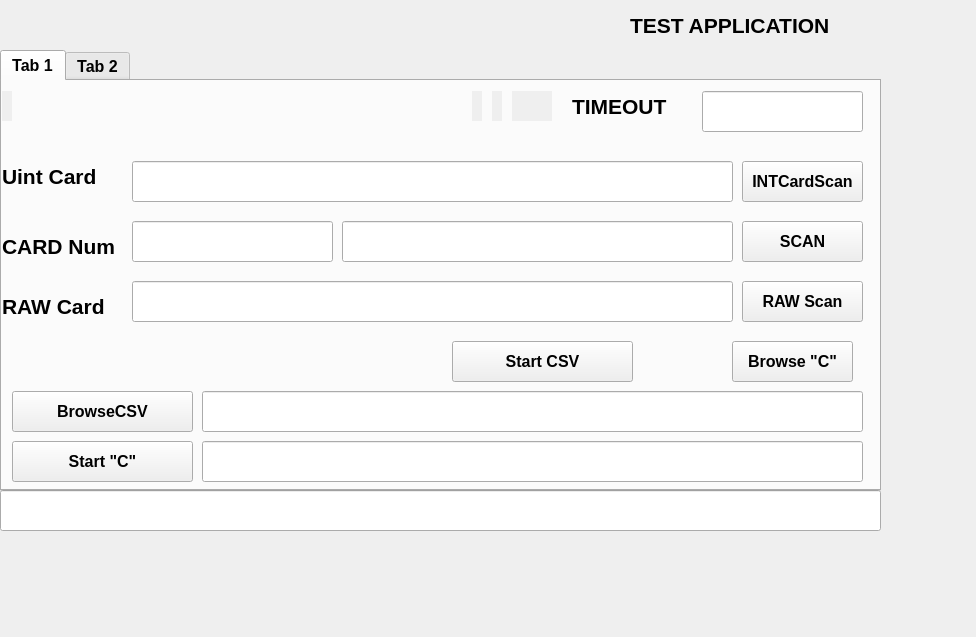
Old version of the form QT/wswitch/nwgnd.ui in the repository natashaiwscope/emulator_v0.
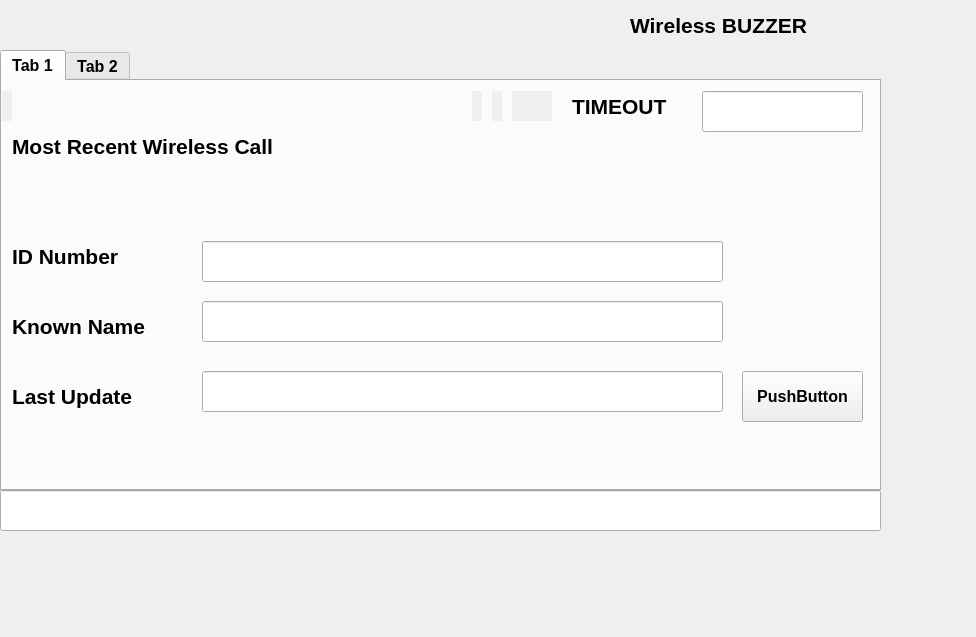
New version of the form.

Commit message: Thu Mar 15 18:02:24 EDT 2018

The edit to the form file:
```diff
--- a/QT/wswitch/nwgnd.ui
+++ b/QT/wswitch/nwgnd.ui
@@ -30,7 +30,7 @@
     </font>
    </property>
    <property name="text">
-    <string>&lt;html&gt;&lt;head/&gt;&lt;body&gt;&lt;p&gt;TEST APPLICATION&lt;/p&gt;&lt;/body&gt;&lt;/html&gt;</string>
+    <string>&lt;html&gt;&lt;head/&gt;&lt;body&gt;&lt;p&gt;Wireless BUZZER&lt;/p&gt;&lt;/body&gt;&lt;/html&gt;</string>
    </property>
   </widget>
   <widget class="QLineEdit" name="statusLineEdit">
@@ -71,146 +71,6 @@
     <attribute name="title">
      <string>Tab 1</string>
     </attribute>
-    <widget class="QLineEdit" name="facCodeLineEdit">
-     <property name="geometry">
-      <rect>
-       <x>130</x>
-       <y>140</y>
-       <width>201</width>
-       <height>41</height>
-      </rect>
-     </property>
-     <property name="font">
-      <font>
-       <pointsize>20</pointsize>
-      </font>
-     </property>
-    </widget>
-    <widget class="QLineEdit" name="csvFilePathLineEdit">
-     <property name="geometry">
-      <rect>
-       <x>200</x>
-       <y>310</y>
-       <width>661</width>
-       <height>41</height>
-      </rect>
-     </property>
-     <property name="font">
-      <font>
-       <pointsize>20</pointsize>
-      </font>
-     </property>
-    </widget>
-    <widget class="QLineEdit" name="cardNumLineEdit">
-     <property name="geometry">
-      <rect>
-       <x>340</x>
-       <y>140</y>
-       <width>391</width>
-       <height>41</height>
-      </rect>
-     </property>
-     <property name="font">
-      <font>
-       <pointsize>20</pointsize>
-      </font>
-     </property>
-    </widget>
-    <widget class="QPushButton" name="startCScript">
-     <property name="geometry">
-      <rect>
-       <x>10</x>
-       <y>360</y>
-       <width>181</width>
-       <height>41</height>
-      </rect>
-     </property>
-     <property name="font">
-      <font>
-       <pointsize>12</pointsize>
-       <weight>75</weight>
-       <bold>true</bold>
-      </font>
-     </property>
-     <property name="text">
-      <string>Start &quot;C&quot;</string>
-     </property>
-    </widget>
-    <widget class="QPushButton" name="startCSV">
-     <property name="geometry">
-      <rect>
-       <x>450</x>
-       <y>260</y>
-       <width>181</width>
-       <height>41</height>
-      </rect>
-     </property>
-     <property name="font">
-      <font>
-       <pointsize>12</pointsize>
-       <weight>75</weight>
-       <bold>true</bold>
-      </font>
-     </property>
-     <property name="text">
-      <string>Start CSV</string>
-     </property>
-    </widget>
-    <widget class="QLabel" name="label_4">
-     <property name="geometry">
-      <rect>
-       <x>0</x>
-       <y>150</y>
-       <width>131</width>
-       <height>31</height>
-      </rect>
-     </property>
-     <property name="font">
-      <font>
-       <pointsize>16</pointsize>
-       <weight>75</weight>
-       <bold>true</bold>
-      </font>
-     </property>
-     <property name="text">
-      <string>&lt;html&gt;&lt;head/&gt;&lt;body&gt;&lt;p&gt;CARD Num&lt;/p&gt;&lt;/body&gt;&lt;/html&gt;</string>
-     </property>
-    </widget>
-    <widget class="QPushButton" name="wiegScan">
-     <property name="geometry">
-      <rect>
-       <x>740</x>
-       <y>140</y>
-       <width>121</width>
-       <height>41</height>
-      </rect>
-     </property>
-     <property name="font">
-      <font>
-       <pointsize>12</pointsize>
-       <weight>75</weight>
-       <bold>true</bold>
-      </font>
-     </property>
-     <property name="text">
-      <string>SCAN</string>
-     </property>
-    </widget>
-    <widget class="QLineEdit" name="cFilePathLineEdit">
-     <property name="geometry">
-      <rect>
-       <x>200</x>
-       <y>360</y>
-       <width>661</width>
-       <height>41</height>
-      </rect>
-     </property>
-     <property name="font">
-      <font>
-       <pointsize>20</pointsize>
-      </font>
-     </property>
-    </widget>
     <widget class="QLabel" name="connLED">
      <property name="geometry">
       <rect>
@@ -267,107 +127,12 @@
       <string/>
      </property>
     </widget>
-    <widget class="QPushButton" name="browseCSVFile">
+    <widget class="QLineEdit" name="raw_wirelessID">
      <property name="geometry">
       <rect>
-       <x>10</x>
-       <y>310</y>
-       <width>181</width>
-       <height>41</height>
-      </rect>
-     </property>
-     <property name="font">
-      <font>
-       <pointsize>12</pointsize>
-       <weight>75</weight>
-       <bold>true</bold>
-      </font>
-     </property>
-     <property name="text">
-      <string>BrowseCSV</string>
-     </property>
-    </widget>
-    <widget class="QPushButton" name="browseCFile">
-     <property name="geometry">
-      <rect>
-       <x>730</x>
-       <y>260</y>
-       <width>121</width>
-       <height>41</height>
-      </rect>
-     </property>
-     <property name="font">
-      <font>
-       <pointsize>12</pointsize>
-       <weight>75</weight>
-       <bold>true</bold>
-      </font>
-     </property>
-     <property name="text">
-      <string>Browse &quot;C&quot;</string>
-     </property>
-    </widget>
-    <widget class="QLabel" name="label_5">
-     <property name="geometry">
-      <rect>
-       <x>0</x>
-       <y>80</y>
-       <width>121</width>
-       <height>31</height>
-      </rect>
-     </property>
-     <property name="font">
-      <font>
-       <pointsize>16</pointsize>
-       <weight>75</weight>
-       <bold>true</bold>
-      </font>
-     </property>
-     <property name="text">
-      <string>&lt;html&gt;&lt;head/&gt;&lt;body&gt;&lt;p&gt;Uint Card&lt;/p&gt;&lt;/body&gt;&lt;/html&gt;</string>
-     </property>
-    </widget>
-    <widget class="QLineEdit" name="int_cardNumLineEdit">
-     <property name="geometry">
-      <rect>
-       <x>130</x>
-       <y>80</y>
-       <width>601</width>
-       <height>41</height>
-      </rect>
-     </property>
-     <property name="font">
-      <font>
-       <pointsize>20</pointsize>
-      </font>
-     </property>
-    </widget>
-    <widget class="QPushButton" name="wiegScanRAW">
-     <property name="geometry">
-      <rect>
-       <x>740</x>
-       <y>200</y>
-       <width>121</width>
-       <height>41</height>
-      </rect>
-     </property>
-     <property name="font">
-      <font>
-       <pointsize>12</pointsize>
-       <weight>75</weight>
-       <bold>true</bold>
-      </font>
-     </property>
-     <property name="text">
-      <string>RAW Scan</string>
-     </property>
-    </widget>
-    <widget class="QLineEdit" name="raw_cardNumLineEdit">
-     <property name="geometry">
-      <rect>
-       <x>130</x>
-       <y>200</y>
-       <width>601</width>
+       <x>200</x>
+       <y>160</y>
+       <width>521</width>
        <height>41</height>
       </rect>
      </property>
@@ -380,9 +145,9 @@
     <widget class="QLabel" name="label_6">
      <property name="geometry">
       <rect>
-       <x>0</x>
-       <y>210</y>
-       <width>121</width>
+       <x>10</x>
+       <y>50</y>
+       <width>341</width>
        <height>31</height>
       </rect>
      </property>
@@ -394,27 +159,7 @@
       </font>
      </property>
      <property name="text">
-      <string>&lt;html&gt;&lt;head/&gt;&lt;body&gt;&lt;p&gt;RAW Card&lt;/p&gt;&lt;/body&gt;&lt;/html&gt;</string>
-     </property>
-    </widget>
-    <widget class="QPushButton" name="wiegScanBIN">
-     <property name="geometry">
-      <rect>
-       <x>740</x>
-       <y>80</y>
-       <width>121</width>
-       <height>41</height>
-      </rect>
-     </property>
-     <property name="font">
-      <font>
-       <pointsize>12</pointsize>
-       <weight>75</weight>
-       <bold>true</bold>
-      </font>
-     </property>
-     <property name="text">
-      <string>INTCardScan</string>
+      <string>&lt;html&gt;&lt;head/&gt;&lt;body&gt;&lt;p&gt;Most Recent Wireless Call&lt;/p&gt;&lt;/body&gt;&lt;/html&gt;</string>
      </property>
     </widget>
     <widget class="QLabel" name="label_7">
@@ -620,6 +365,109 @@
       <string/>
      </property>
     </widget>
+    <widget class="QLabel" name="label_8">
+     <property name="geometry">
+      <rect>
+       <x>10</x>
+       <y>160</y>
+       <width>171</width>
+       <height>31</height>
+      </rect>
+     </property>
+     <property name="font">
+      <font>
+       <pointsize>16</pointsize>
+       <weight>75</weight>
+       <bold>true</bold>
+      </font>
+     </property>
+     <property name="text">
+      <string>&lt;html&gt;&lt;head/&gt;&lt;body&gt;&lt;p&gt;ID Number&lt;/p&gt;&lt;/body&gt;&lt;/html&gt;</string>
+     </property>
+    </widget>
+    <widget class="QLabel" name="label_9">
+     <property name="geometry">
+      <rect>
+       <x>10</x>
+       <y>230</y>
+       <width>171</width>
+       <height>31</height>
+      </rect>
+     </property>
+     <property name="font">
+      <font>
+       <pointsize>16</pointsize>
+       <weight>75</weight>
+       <bold>true</bold>
+      </font>
+     </property>
+     <property name="text">
+      <string>&lt;html&gt;&lt;head/&gt;&lt;body&gt;&lt;p&gt;Known Name&lt;/p&gt;&lt;/body&gt;&lt;/html&gt;</string>
+     </property>
+    </widget>
+    <widget class="QLineEdit" name="raw_wirelessNAME">
+     <property name="geometry">
+      <rect>
+       <x>200</x>
+       <y>220</y>
+       <width>521</width>
+       <height>41</height>
+      </rect>
+     </property>
+     <property name="font">
+      <font>
+       <pointsize>20</pointsize>
+      </font>
+     </property>
+    </widget>
+    <widget class="QLineEdit" name="raw_wirelessTIME">
+     <property name="geometry">
+      <rect>
+       <x>200</x>
+       <y>290</y>
+       <width>521</width>
+       <height>41</height>
+      </rect>
+     </property>
+     <property name="font">
+      <font>
+       <pointsize>20</pointsize>
+      </font>
+     </property>
+    </widget>
+    <widget class="QLabel" name="label_10">
+     <property name="geometry">
+      <rect>
+       <x>10</x>
+       <y>300</y>
+       <width>171</width>
+       <height>31</height>
+      </rect>
+     </property>
+     <property name="font">
+      <font>
+       <pointsize>16</pointsize>
+       <weight>75</weight>
+       <bold>true</bold>
+      </font>
+     </property>
+     <property name="text">
+      <string>&lt;html&gt;&lt;head/&gt;&lt;body&gt;&lt;p&gt;Last Update&lt;/p&gt;&lt;/body&gt;&lt;/html&gt;</string>
+     </property>
+    </widget>
+    <widget class="QPushButton" name="pushButtonAck">
+     <property name="geometry">
+      <rect>
+       <x>740</x>
+       <y>290</y>
+       <width>121</width>
+       <height>51</height>
+      </rect>
+     </property>
+     <property name="text">
+      <string>PushButton</string>
+     </property>
+    </widget>
    </widget>
    <widget class="QWidget" name="tab_4">
     <attribute name="title">
```
